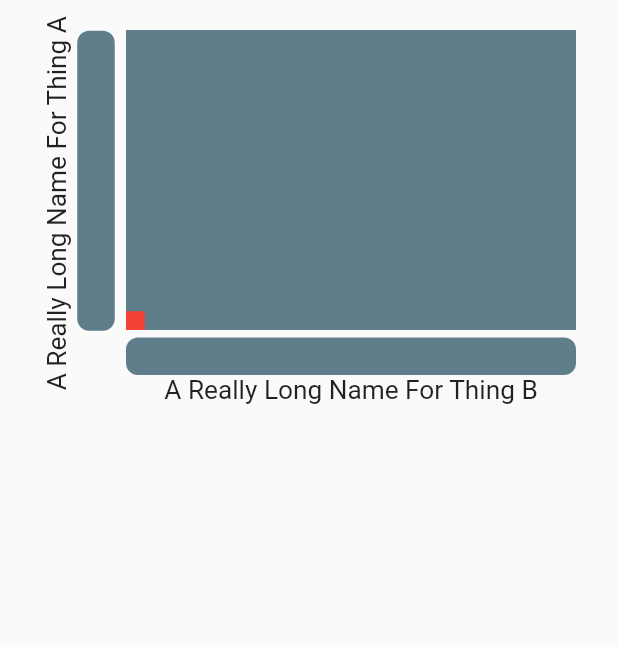
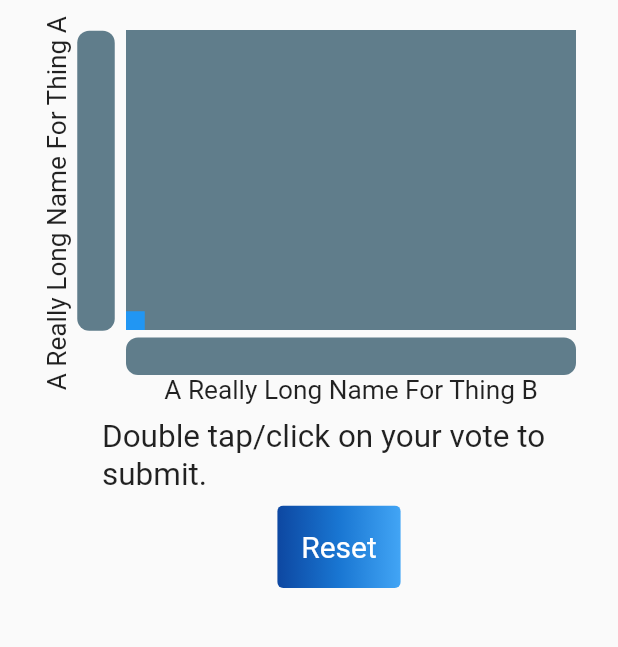
Before and after one commit to RamonVe/sample_component, a Flutter app: the screen it shows after launch, on a phone screen of 412 x 824 dp, the part 189-836 px from its top. Run offline on Flutter 3.47's test engine with Material 2 defaults, Android fonts, the phone set to English and light mode, and no system bars; drawn by our look-alikes of flutter_animation_progress_bar.

Commit message:
-Adds bug fix when mouse region exceeds 100 or is negative -Moves MoveEvent to its own file -Adds results -Adds reset

```diff
--- a/lib/SampleSurvey/sample_survey.dart
+++ b/lib/SampleSurvey/sample_survey.dart
@@ -1,7 +1,7 @@
 import 'package:flutter/foundation.dart';
-import 'package:flutter/gestures.dart';
 import 'package:flutter/material.dart';
 import 'package:flutter_animation_progress_bar/flutter_animation_progress_bar.dart';
+import '../Utils/move_event.dart';
 
 class SampleSurvey extends StatefulWidget {
   const SampleSurvey({Key? key, required this.title}) : super(key: key);
@@ -38,23 +38,23 @@ class _SampleSurveyState extends State<SampleSurvey> {
       () {
         xGrid = details.xPosition;
         if (kDebugMode) {
-          print('x = ' + xGrid.toString());
+          print('xGrid = ' + xGrid.toString());
         }
 
         xDecimal = calculator(xGrid, 300);
         if (kDebugMode) {
-          print('x % = ' + xDecimal.toString());
+          print('xDecimal % = ' + xDecimal.toString());
           print('\n');
         }
 
         yGrid = yTransform(details.yPosition);
         if (kDebugMode) {
-          print('y = ' + yGrid.toString());
+          print('yGrid = ' + yGrid.toString());
         }
 
         yDecimal = calculator(yGrid, 200);
         if (kDebugMode) {
-          print('y % = ' + yDecimal.toString());
+          print('yDecimal % = ' + yDecimal.toString());
           print('\n');
         }
       },
@@ -104,6 +104,9 @@ class _SampleSurveyState extends State<SampleSurvey> {
                     textScaleFactor: 1.5,
                   ),
                 ),
+                Padding(
+                  padding: EdgeInsets.only(top: 50.00),
+                ),
               ],
             ),
           ),
@@ -132,10 +135,11 @@ class _SampleSurveyState extends State<SampleSurvey> {
                     child: FAProgressBar(
                       direction: Axis.vertical,
                       verticalDirection: VerticalDirection.up,
-                      currentValue: (yDecimal * 100).toInt(),
+                      currentValue: currentY(yDecimal),
                       backgroundColor: Colors.blueGrey,
                       progressColor: Colors.blue,
                       displayText: '%',
+                      animatedDuration: Duration.zero,
                     ),
                   ),
                   const Padding(
@@ -176,7 +180,7 @@ class _SampleSurveyState extends State<SampleSurvey> {
                                     child: SizedBox(
                                       height: sizeY,
                                       width: sizeX,
-                                      child: Container(color: Colors.red),
+                                      child: Container(color: Colors.blue),
                                     ),
                                   ),
                                 ),
@@ -194,25 +198,75 @@ class _SampleSurveyState extends State<SampleSurvey> {
                         // X axis bar
                         child: FAProgressBar(
                           direction: Axis.horizontal,
-                          currentValue: (xDecimal * 100).toInt(),
+                          currentValue: currentX(xDecimal),
                           backgroundColor: Colors.blueGrey,
                           progressColor: Colors.blue,
                           displayText: '%',
+                          animatedDuration: Duration.zero,
+                          maxValue: 100,
                         ),
                       ),
                       const Text(
                         "A Really Long Name For Thing B",
                         textScaleFactor: 1.25,
                       ),
-                      if (show)
-                        Text(
-                          xPercent.toString() + " " + yPercent.toString(),
-                        ),
                     ],
                   ),
                 ],
               ),
             ],
+          ),
+          Padding(
+            padding: const EdgeInsets.all(8.0),
+            child: Center(
+              child: Padding(
+                padding: const EdgeInsets.only(left: 60.0),
+                child: Container(
+                  child: results(),
+                ),
+              ),
+            ),
+          ),
+          Padding(
+            padding: const EdgeInsets.only(left: 40.0),
+            child: Center(
+              child: ClipRRect(
+                borderRadius: BorderRadius.circular(4),
+                child: Stack(
+                  children: <Widget>[
+                    Positioned.fill(
+                      child: Container(
+                        decoration: const BoxDecoration(
+                          gradient: LinearGradient(
+                            colors: <Color>[
+                              Color(0xFF0D47A1),
+                              Color(0xFF1976D2),
+                              Color(0xFF42A5F5),
+                            ],
+                          ),
+                        ),
+                      ),
+                    ),
+                    TextButton(
+                      style: TextButton.styleFrom(
+                        padding: const EdgeInsets.all(16.0),
+                        primary: Colors.white,
+                        textStyle: const TextStyle(fontSize: 20),
+                      ),
+                      onPressed: () {
+                        setState(() {
+                          xGrid = 0.0;
+                          yGrid = 0.0;
+                          xDecimal = 0.0;
+                          yDecimal = 0.0;
+                        });
+                      },
+                      child: const Text('Reset'),
+                    ),
+                  ],
+                ),
+              ),
+            ),
           ),
         ],
       ),
@@ -235,6 +289,28 @@ class _SampleSurveyState extends State<SampleSurvey> {
     return formattedDecimal;
   }
 
+  int currentX(xDecimal) {
+    var xInt = (xDecimal * 100).toInt();
+    if (xInt > 100) {
+      xInt = 100;
+    }
+    if (xInt < 0) {
+      xInt = 0;
+    }
+    return xInt;
+  }
+
+  int currentY(yDecimal) {
+    var yInt = (yDecimal * 100).toInt();
+    if (yInt > 100) {
+      yInt = 100;
+    }
+    if (yInt < 0) {
+      yInt = 0;
+    }
+    return yInt;
+  }
+
   submit() {
     setState(() {
       show = true;
@@ -242,23 +318,13 @@ class _SampleSurveyState extends State<SampleSurvey> {
       yPercent = yDecimal * 100;
     });
   }
-}
 
-@immutable
-class MoveEvent {
-  final double xPosition;
-  final double yPosition;
-
-  const MoveEvent({
-    required this.xPosition,
-    required this.yPosition,
-  });
-
-  factory MoveEvent.fromPointerEvent(PointerEvent event) {
-    return MoveEvent(xPosition: event.localPosition.dx, yPosition: event.localPosition.dy);
-  }
-
-  factory MoveEvent.fromDragUpdateDetails(DragUpdateDetails event) {
-    return MoveEvent(xPosition: event.localPosition.dx, yPosition: event.localPosition.dy);
+  Text results() {
+    if (show) {
+      return Text("Thing A: " + yPercent.toInt().toString() + "% " + "Thing B: " + xPercent.toInt().toString() + "% ",
+          textScaleFactor: 1.5);
+    } else {
+      return const Text("Double tap/click on your vote to submit.", textScaleFactor: 1.5);
+    }
   }
 }
--- /dev/null
+++ b/lib/Utils/move_event.dart
@@ -0,0 +1,20 @@
+import 'package:flutter/cupertino.dart';
+
+@immutable
+class MoveEvent {
+  final double xPosition;
+  final double yPosition;
+
+  const MoveEvent({
+    required this.xPosition,
+    required this.yPosition,
+  });
+
+  factory MoveEvent.fromPointerEvent(PointerEvent event) {
+    return MoveEvent(xPosition: event.localPosition.dx, yPosition: event.localPosition.dy);
+  }
+
+  factory MoveEvent.fromDragUpdateDetails(DragUpdateDetails event) {
+    return MoveEvent(xPosition: event.localPosition.dx, yPosition: event.localPosition.dy);
+  }
+}
```
